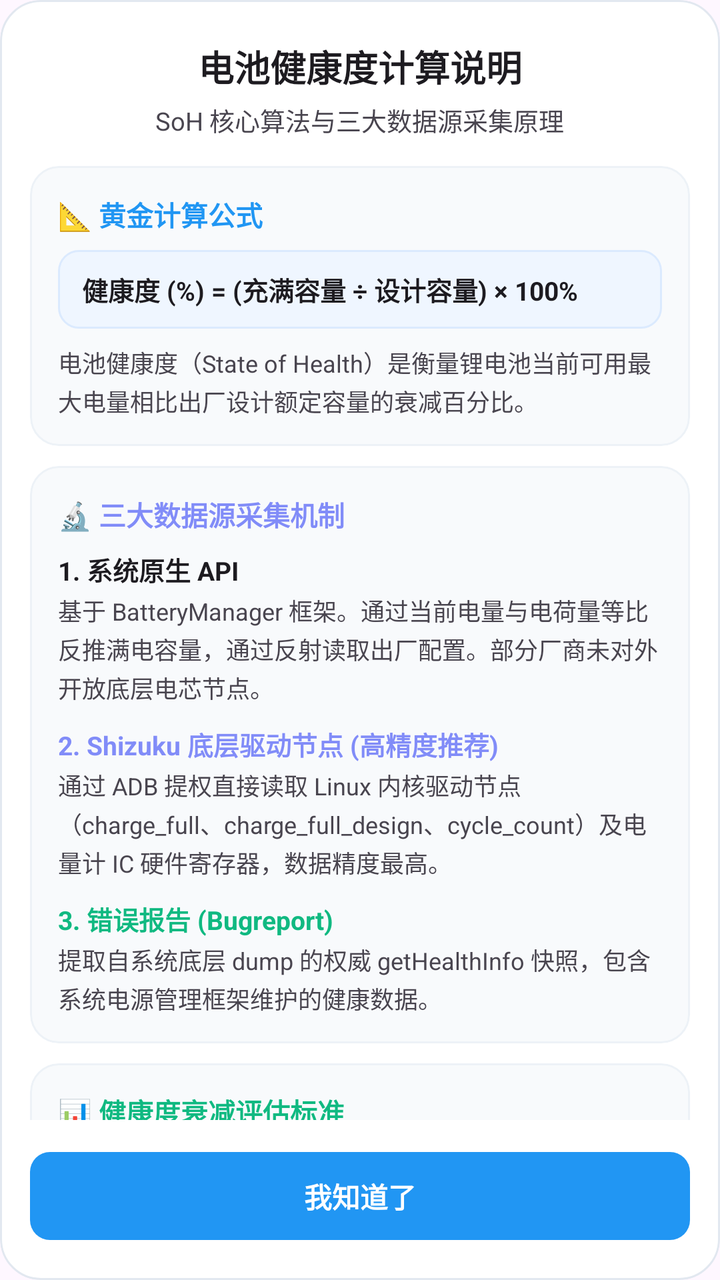
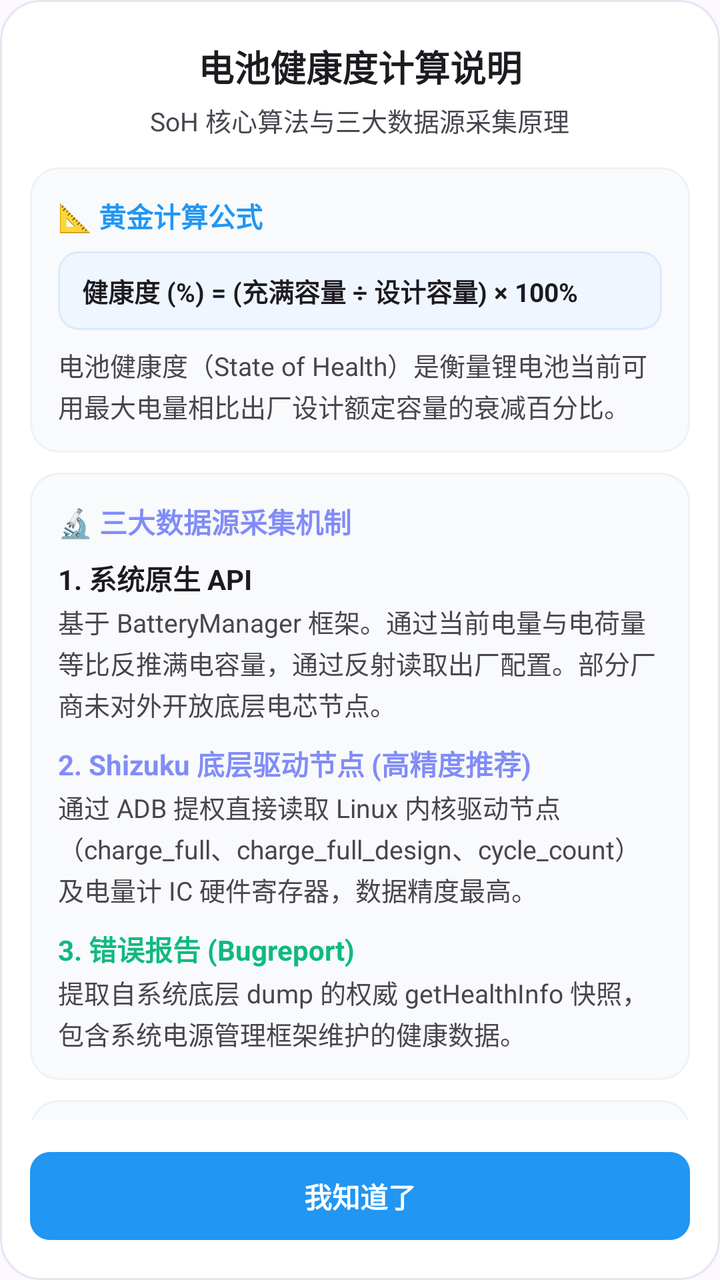

Before-and-after screenshots of an Android layout around one commit, followed by the original layout XML and the change that was made.
<!-- AndroidManifest.xml: application theme Theme.BatteryApp -->
<!-- res/layout/dialog_health_calculation_guide.xml -->
<?xml version="1.0" encoding="utf-8"?>
<LinearLayout xmlns:android="http://schemas.android.com/apk/res/android"
    xmlns:app="http://schemas.android.com/apk/res-auto"
    xmlns:tools="http://schemas.android.com/tools"
    android:layout_width="match_parent"
    android:layout_height="wrap_content"
    android:background="@drawable/bg_dialog_surface"
    android:clipToOutline="true"
    android:gravity="center_horizontal"
    android:orientation="vertical"
    android:paddingHorizontal="15dp"
    android:paddingVertical="20dp">

    
    <TextView
        android:layout_width="wrap_content"
        android:layout_height="wrap_content"
        android:text="电池健康度计算说明"
        android:textColor="?android:attr/textColorPrimary"
        android:textSize="18sp"
        android:textStyle="bold" />

    <TextView
        android:layout_width="wrap_content"
        android:layout_height="wrap_content"
        android:layout_marginTop="4dp"
        android:text="SoH 核心算法与三大数据源采集原理"
        android:textColor="?android:attr/textColorSecondary"
        android:textSize="12.5sp" />

    
    <androidx.core.widget.NestedScrollView
        android:layout_width="match_parent"
        android:layout_height="0dp"
        android:layout_marginTop="14dp"
        android:layout_weight="1"
        android:maxHeight="360dp"
        android:overScrollMode="never">

        <LinearLayout
            android:layout_width="match_parent"
            android:layout_height="wrap_content"
            android:orientation="vertical">

            
            <LinearLayout
                android:layout_width="match_parent"
                android:layout_height="wrap_content"
                android:background="@drawable/bg_dialog_card"
                android:clipToOutline="true"
                android:orientation="vertical"
                android:padding="14dp">

                <TextView
                    android:layout_width="wrap_content"
                    android:layout_height="wrap_content"
                    android:text="📐 黄金计算公式"
                    android:textColor="#2196F3"
                    android:textSize="13.5sp"
                    android:textStyle="bold" />

                <TextView
                    android:layout_width="match_parent"
                    android:layout_height="wrap_content"
                    android:layout_marginTop="8dp"
                    android:background="@drawable/bg_dialog_formula_badge"
                    android:paddingHorizontal="12dp"
                    android:paddingVertical="10dp"
                    android:text="健康度 (%) = (充满容量 ÷ 设计容量) × 100%"
                    android:textColor="?android:attr/textColorPrimary"
                    android:textSize="13sp"
                    android:textStyle="bold" />

                <TextView
                    android:layout_width="match_parent"
                    android:layout_height="wrap_content"
                    android:layout_marginTop="8dp"
                    android:lineSpacingExtra="2dp"
                    android:text="电池健康度（State of Health）是衡量锂电池当前可用最大电量相比出厂设计额定容量的衰减百分比。"
                    android:textColor="?android:attr/textColorSecondary"
                    android:textSize="12sp" />
            </LinearLayout>

            
            <LinearLayout
                android:layout_width="match_parent"
                android:layout_height="wrap_content"
                android:layout_marginTop="10dp"
                android:background="@drawable/bg_dialog_card"
                android:clipToOutline="true"
                android:orientation="vertical"
                android:padding="14dp">

                <TextView
                    android:layout_width="wrap_content"
                    android:layout_height="wrap_content"
                    android:text="🔬 三大数据源采集机制"
                    android:textColor="#818CF8"
                    android:textSize="13.5sp"
                    android:textStyle="bold" />

                
                <TextView
                    android:layout_width="wrap_content"
                    android:layout_height="wrap_content"
                    android:layout_marginTop="8dp"
                    android:text="1. 系统原生 API"
                    android:textColor="?android:attr/textColorPrimary"
                    android:textSize="13sp"
                    android:textStyle="bold" />

                <TextView
                    android:layout_width="match_parent"
                    android:layout_height="wrap_content"
                    android:layout_marginTop="2dp"
                    android:lineSpacingExtra="2dp"
                    android:text="基于 BatteryManager 框架。通过当前电量与电荷量等比反推满电容量，通过反射读取出厂配置。部分厂商未对外开放底层电芯节点。"
                    android:textColor="?android:attr/textColorSecondary"
                    android:textSize="12sp" />

                
                <TextView
                    android:layout_width="wrap_content"
                    android:layout_height="wrap_content"
                    android:layout_marginTop="10dp"
                    android:text="2. Shizuku 底层驱动节点 (高精度推荐)"
                    android:textColor="#818CF8"
                    android:textSize="13sp"
                    android:textStyle="bold" />

                <TextView
                    android:layout_width="match_parent"
                    android:layout_height="wrap_content"
                    android:layout_marginTop="2dp"
                    android:lineSpacingExtra="2dp"
                    android:text="通过 ADB 提权直接读取 Linux 内核驱动节点（charge_full、charge_full_design、cycle_count）及电量计 IC 硬件寄存器，数据精度最高。"
                    android:textColor="?android:attr/textColorSecondary"
                    android:textSize="12sp" />

                
                <TextView
                    android:layout_width="wrap_content"
                    android:layout_height="wrap_content"
                    android:layout_marginTop="10dp"
                    android:text="3. 错误报告 (Bugreport)"
                    android:textColor="#10B981"
                    android:textSize="13sp"
                    android:textStyle="bold" />

                <TextView
                    android:layout_width="match_parent"
                    android:layout_height="wrap_content"
                    android:layout_marginTop="2dp"
                    android:lineSpacingExtra="2dp"
                    android:text="提取自系统底层 dump 的权威 getHealthInfo 快照，包含系统电源管理框架维护的健康数据。"
                    android:textColor="?android:attr/textColorSecondary"
                    android:textSize="12sp" />
            </LinearLayout>

            
            <LinearLayout
                android:layout_width="match_parent"
                android:layout_height="wrap_content"
                android:layout_marginTop="10dp"
                android:background="@drawable/bg_dialog_card"
                android:clipToOutline="true"
                android:orientation="vertical"
                android:padding="14dp">

                <TextView
                    android:layout_width="wrap_content"
                    android:layout_height="wrap_content"
                    android:text="📊 健康度衰减评估标准"
                    android:textColor="#10B981"
                    android:textSize="13.5sp"
                    android:textStyle="bold" />

                <TextView
                    android:layout_width="match_parent"
                    android:layout_height="wrap_content"
                    android:layout_marginTop="6dp"
                    android:lineSpacingExtra="4dp"
                    android:text="• 95% ~ 100%：极佳状态，电池几乎无衰减\n• 85% ~ 95%：良好状态，正常日常使用损耗\n• 80% ~ 85%：轻度衰减，续航体验可能略有下降\n• &lt; 80%：重度衰减，建议根据实际续航考虑更换电池"
                    android:textColor="?android:attr/textColorSecondary"
                    android:textSize="12sp" />

                <TextView
                    android:layout_width="match_parent"
                    android:layout_height="wrap_content"
                    android:layout_marginTop="8dp"
                    android:text="💡 提示：充满容量会随环境温度（低温 &lt; 15℃ 或高温 &gt; 35℃）产生微小浮动，建议在室温充满电后查看数据。"
                    android:textColor="?android:attr/textColorSecondary"
                    android:textSize="11.5sp" />
            </LinearLayout>

        </LinearLayout>
    </androidx.core.widget.NestedScrollView>

    
    <TextView
        android:id="@+id/btn_dialog_guide_close"
        android:layout_width="match_parent"
        android:layout_height="44dp"
        android:layout_marginTop="16dp"
        android:background="@drawable/bg_dialog_btn_delete"
        android:backgroundTint="#2196F3"
        android:clickable="true"
        android:focusable="true"
        android:gravity="center"
        android:text="我知道了"
        android:textColor="@android:color/white"
        android:textSize="14sp"
        android:textStyle="bold" />

</LinearLayout>
<!-- resources referenced by this layout -->
<resources>
  <!-- drawable bg_dialog_btn_delete (drawable) -->
  <?xml version="1.0" encoding="utf-8"?>
  <shape xmlns:android="http://schemas.android.com/apk/res/android"
      android:shape="rectangle">
      <corners android:radius="10dp" />
      <solid android:color="#EF4444" />
  </shape>
  <!-- drawable bg_dialog_card (drawable) -->
  <?xml version="1.0" encoding="utf-8"?>
  <shape xmlns:android="http://schemas.android.com/apk/res/android"
      android:shape="rectangle">
      <corners android:radius="14dp" />
      <solid android:color="@color/dialog_card_bg" />
      <stroke
          android:width="1dp"
          android:color="@color/dialog_card_stroke" />
  </shape>
  <!-- drawable bg_dialog_formula_badge (drawable) -->
  <?xml version="1.0" encoding="utf-8"?>
  <shape xmlns:android="http://schemas.android.com/apk/res/android"
      android:shape="rectangle">
      <corners android:radius="10dp" />
      <solid android:color="@color/dialog_badge_bg" />
      <stroke
          android:width="1dp"
          android:color="@color/dialog_badge_stroke" />
  </shape>
  <!-- drawable bg_dialog_surface (drawable) -->
  <?xml version="1.0" encoding="utf-8"?>
  <shape xmlns:android="http://schemas.android.com/apk/res/android"
      android:shape="rectangle">
      <corners android:radius="20dp" />
      <solid android:color="@color/dialog_surface_bg" />
      <stroke
          android:width="1dp"
          android:color="@color/dialog_surface_stroke" />
  </shape>
  <style name="Theme.BatteryApp" parent="Theme.Material3.DayNight.NoActionBar">
          <item name="colorPrimary">@color/primary</item>
          <item name="colorPrimaryDark">@color/primary_dark</item>
          <item name="colorAccent">@color/color_accent</item>
          <item name="colorSurface">@color/surface_light</item>
          <item name="colorOnSurface">@color/text_primary_light</item>
          <item name="colorOnSurfaceVariant">@color/text_secondary_light</item>
          <item name="android:statusBarColor">@android:color/transparent</item>
          <item name="android:navigationBarColor">@android:color/transparent</item>
          <item name="android:windowDrawsSystemBarBackgrounds">true</item>
      </style>
  <color name="dialog_card_bg">#F8FAFC</color>
  <color name="dialog_card_stroke">#EDF2F7</color>
  <color name="dialog_badge_bg">#EFF6FF</color>
  <color name="dialog_badge_stroke">#DBEAFE</color>
  <color name="dialog_surface_bg">#FFFFFF</color>
  <color name="dialog_surface_stroke">#E2E8F0</color>
  <color name="primary">#1976D2</color>
  <color name="primary_dark">#0D47A1</color>
  <color name="color_accent">#00E676</color>
  <color name="surface_light">#F8FAFC</color>
  <color name="text_primary_light">#1E293B</color>
  <color name="text_secondary_light">#64748B</color>
</resources>

<!-- the commit's change to res/layout/dialog_health_calculation_guide.xml (unified diff, before → after) -->
@@ -26,7 +26,7 @@
         android:layout_marginTop="4dp"
         android:text="SoH 核心算法与三大数据源采集原理"
         android:textColor="?android:attr/textColorSecondary"
-        android:textSize="12.5sp" />
+        android:textSize="13sp" />
 
     
     <androidx.core.widget.NestedScrollView
@@ -78,7 +78,7 @@
                     android:lineSpacingExtra="2dp"
                     android:text="电池健康度（State of Health）是衡量锂电池当前可用最大电量相比出厂设计额定容量的衰减百分比。"
                     android:textColor="?android:attr/textColorSecondary"
-                    android:textSize="12sp" />
+                    android:textSize="13sp" />
             </LinearLayout>
 
             
@@ -96,7 +96,7 @@
                     android:layout_height="wrap_content"
                     android:text="🔬 三大数据源采集机制"
                     android:textColor="#818CF8"
-                    android:textSize="13.5sp"
+                    android:textSize="14sp"
                     android:textStyle="bold" />
 
                 
@@ -106,7 +106,7 @@
                     android:layout_marginTop="8dp"
                     android:text="1. 系统原生 API"
                     android:textColor="?android:attr/textColorPrimary"
-                    android:textSize="13sp"
+                    android:textSize="14sp"
                     android:textStyle="bold" />
 
                 <TextView
@@ -116,7 +116,7 @@
                     android:lineSpacingExtra="2dp"
                     android:text="基于 BatteryManager 框架。通过当前电量与电荷量等比反推满电容量，通过反射读取出厂配置。部分厂商未对外开放底层电芯节点。"
                     android:textColor="?android:attr/textColorSecondary"
-                    android:textSize="12sp" />
+                    android:textSize="13sp" />
 
                 
                 <TextView
@@ -125,7 +125,7 @@
                     android:layout_marginTop="10dp"
                     android:text="2. Shizuku 底层驱动节点 (高精度推荐)"
                     android:textColor="#818CF8"
-                    android:textSize="13sp"
+                    android:textSize="14sp"
                     android:textStyle="bold" />
 
                 <TextView
@@ -135,7 +135,7 @@
                     android:lineSpacingExtra="2dp"
                     android:text="通过 ADB 提权直接读取 Linux 内核驱动节点（charge_full、charge_full_design、cycle_count）及电量计 IC 硬件寄存器，数据精度最高。"
                     android:textColor="?android:attr/textColorSecondary"
-                    android:textSize="12sp" />
+                    android:textSize="13sp" />
 
                 
                 <TextView
@@ -144,7 +144,7 @@
                     android:layout_marginTop="10dp"
                     android:text="3. 错误报告 (Bugreport)"
                     android:textColor="#10B981"
-                    android:textSize="13sp"
+                    android:textSize="14sp"
                     android:textStyle="bold" />
 
                 <TextView
@@ -154,7 +154,7 @@
                     android:lineSpacingExtra="2dp"
                     android:text="提取自系统底层 dump 的权威 getHealthInfo 快照，包含系统电源管理框架维护的健康数据。"
                     android:textColor="?android:attr/textColorSecondary"
-                    android:textSize="12sp" />
+                    android:textSize="13sp" />
             </LinearLayout>
 
             
@@ -172,7 +172,7 @@
                     android:layout_height="wrap_content"
                     android:text="📊 健康度衰减评估标准"
                     android:textColor="#10B981"
-                    android:textSize="13.5sp"
+                    android:textSize="14sp"
                     android:textStyle="bold" />
 
                 <TextView
@@ -182,15 +182,15 @@
                     android:lineSpacingExtra="4dp"
                     android:text="• 95% ~ 100%：极佳状态，电池几乎无衰减\n• 85% ~ 95%：良好状态，正常日常使用损耗\n• 80% ~ 85%：轻度衰减，续航体验可能略有下降\n• &lt; 80%：重度衰减，建议根据实际续航考虑更换电池"
                     android:textColor="?android:attr/textColorSecondary"
+                    android:textSize="13sp" />
+
+                <TextView
+                    android:layout_width="match_parent"
+                    android:layout_height="wrap_content"
+                    android:layout_marginTop="8dp"
+                    android:text="💡 提示：充满容量会随环境温度（低温 &lt; 15℃ 或高温 &gt; 35℃）产生微小浮动，建议在室温充满电后查看数据。"
+                    android:textColor="?android:attr/textColorSecondary"
                     android:textSize="12sp" />
-
-                <TextView
-                    android:layout_width="match_parent"
-                    android:layout_height="wrap_content"
-                    android:layout_marginTop="8dp"
-                    android:text="💡 提示：充满容量会随环境温度（低温 &lt; 15℃ 或高温 &gt; 35℃）产生微小浮动，建议在室温充满电后查看数据。"
-                    android:textColor="?android:attr/textColorSecondary"
-                    android:textSize="11.5sp" />
             </LinearLayout>
 
         </LinearLayout>
